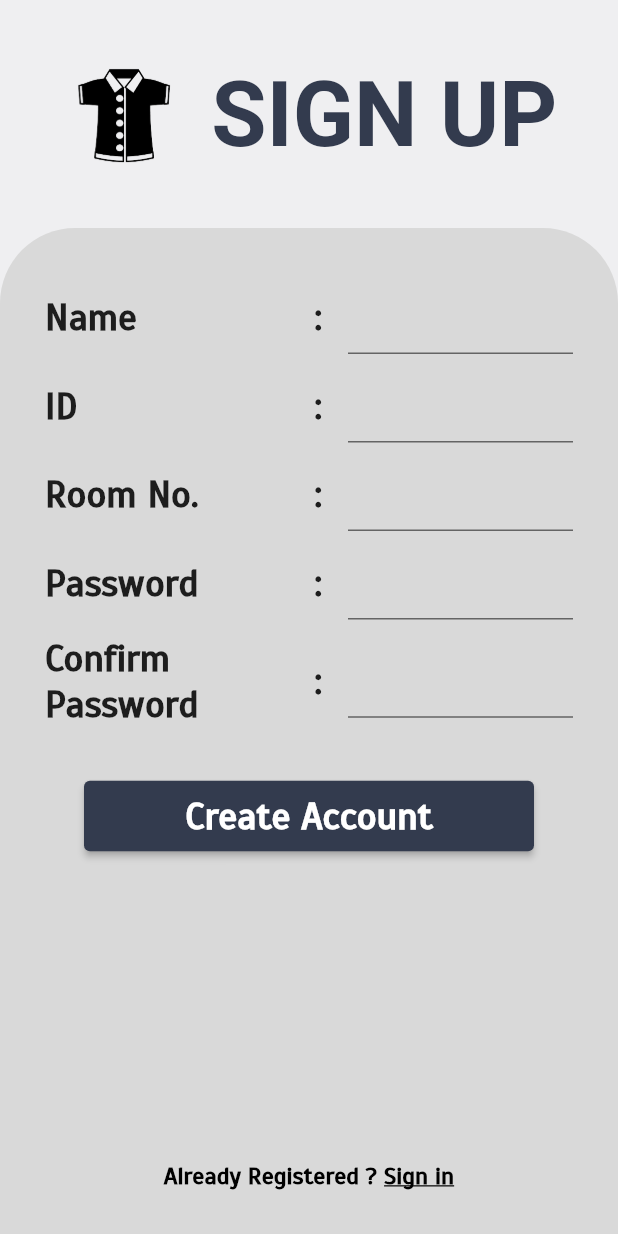
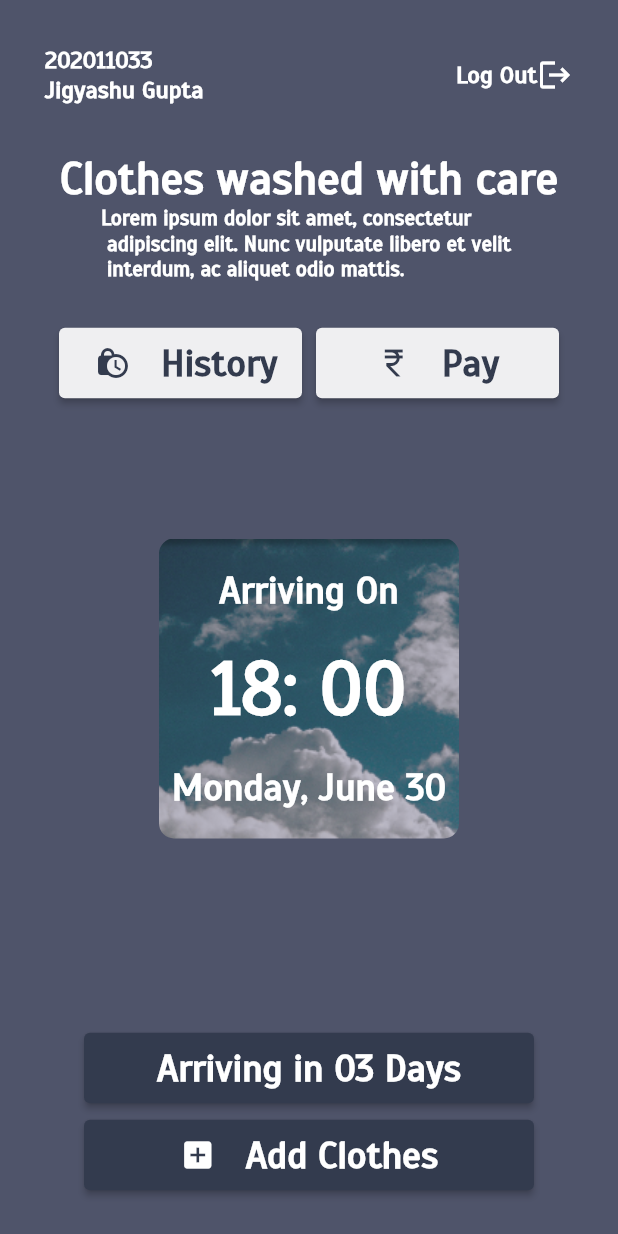
Before and after one commit to SRJ2910/LaundryApp, a Flutter app: the screen it shows after launch, on a phone screen of 412 x 824 dp. Run offline on Flutter 3.47's test engine with Material 2 defaults, Android fonts, the phone set to English and light mode, and no system bars.

Commit message:
Made home page and changed parameters of the button.

```diff
--- a/laundry_app/lib/constants.dart
+++ b/laundry_app/lib/constants.dart
@@ -4,7 +4,9 @@ import 'package:flutter/material.dart';
 //Color Constants
 const kGreyBackgroundColor = Color(0xFFE1E3E7);
 const kLightBackgroundColor = Color(0xFFEFEFF1);
+const kDarkBackGroundColor = Color(0xFF4F546A);
 const kDarkColor = Color(0xFF333B4E);
+const kLightColor = Color(0XFFFFFEFE);
 
 //TextStyle Decorations
 const kTitleTextDecoration = TextStyle(
@@ -22,7 +24,8 @@ const kFieldTextDecoration = TextStyle(
   fontWeight: FontWeight.bold,
 );
 
-//Box Decorations
+
+//Box & Button Decorations
 const kBottomBoxDecoration = BoxDecoration(
   color: Color(0xFFD9D9D9),
   borderRadius: BorderRadius.only(
@@ -31,5 +34,8 @@ const kBottomBoxDecoration = BoxDecoration(
   ),
 );
 
-//Paddings
+
+//Paddings, Margins and Size Constraints
 const kBottomBoxPadding = EdgeInsets.all(30);
+const double kBigButtonWidth  = 300;
+const double kSmallButtonWidth  = 162;
--- a/laundry_app/lib/main.dart
+++ b/laundry_app/lib/main.dart
@@ -1,5 +1,6 @@
 import 'package:flutter/material.dart';
 import 'package:laundry_app/constants.dart';
+import 'package:laundry_app/screens/home_screen.dart';
 import 'package:laundry_app/screens/login_screen.dart';
 import 'package:laundry_app/screens/signup_screen.dart';
 
@@ -13,11 +14,12 @@ class MyApp extends StatelessWidget {
   @override
   Widget build(BuildContext context) {
     return MaterialApp(
-      initialRoute: SignUpScreen.id,
+      initialRoute: HomeScreen.id,
       debugShowCheckedModeBanner: false,
       routes: {
         LoginScreen.id: (context) => LoginScreen(),
         SignUpScreen.id: (context) => SignUpScreen(),
+        HomeScreen.id: (context) => HomeScreen(),
       },
       theme: ThemeData(
         fontFamily: 'Scada',
--- /dev/null
+++ b/laundry_app/lib/screens/home_screen.dart
@@ -0,0 +1,155 @@
+import 'package:flutter/material.dart';
+import 'package:laundry_app/constants.dart';
+import 'package:laundry_app/widget/custom_button.dart';
+
+class HomeScreen extends StatefulWidget {
+  static const String id = 'home_screen';
+  const HomeScreen({Key? key}) : super(key: key);
+
+  @override
+  State<HomeScreen> createState() => _HomeScreenState();
+}
+
+class _HomeScreenState extends State<HomeScreen> {
+  @override
+  Widget build(BuildContext context) {
+    return Scaffold(
+      backgroundColor: kDarkBackGroundColor,
+      //TODO: add gradient background color!
+      body: SafeArea(
+        child: DefaultTextStyle(
+          style: kSmallTextDecoration.copyWith(color: Colors.white),
+          child: Padding(
+            padding: const EdgeInsets.all(30),
+            child: Column(
+              mainAxisAlignment: MainAxisAlignment.center,
+              crossAxisAlignment: CrossAxisAlignment.center,
+              children: [
+                Expanded(
+                  child: Column(
+                    children: [
+                      Row(
+                        mainAxisAlignment: MainAxisAlignment.spaceBetween,
+                        children: [
+                          Text(
+                            '202011033 \nJigyashu Gupta',
+                            textScaleFactor: 0.8,
+                          ),
+                          Row(
+                            children: [
+                              Text(
+                                'Log Out',
+                                textScaleFactor: 0.8,
+                              ),
+                              Icon(
+                                Icons.logout,
+                                color: Colors.white,
+                              ),
+                            ],
+                          ),
+                        ],
+                      ),
+                      Padding(
+                        padding: EdgeInsets.symmetric(vertical: 30),
+                        child: Column(
+                          children: [
+                            Text(
+                              'Clothes washed with care',
+                              textScaleFactor: 1.5,
+                            ),
+                            Text(
+                              'Lorem ipsum dolor sit amet, consectetur \n adipiscing elit. Nunc vulputate libero et velit \n interdum, ac aliquet odio mattis.',
+                              textScaleFactor: 0.7,
+                            ),
+                          ],
+                        ),
+                      ),
+                      Row(
+                        mainAxisAlignment: MainAxisAlignment.spaceEvenly,
+                        children: [
+                          CustomButton(
+                              text: "History",
+                              icon: Icons.lock_clock,
+                              onPressed: () => print('show history'),
+                              textColor: kDarkColor,
+                              bgColor: kLightBackgroundColor,
+                              width: kSmallButtonWidth),
+                          CustomButton(
+                              text: "Pay",
+                              icon: Icons.currency_rupee,
+                              onPressed: () => print('Do payment'),
+                              textColor: kDarkColor,
+                              bgColor: kLightBackgroundColor,
+                              width: kSmallButtonWidth),
+                        ],
+                      ),
+                    ],
+                  ),
+                ),
+
+                Expanded(
+                  child: Column(
+                    children: [
+                      GestureDetector(
+                        child: Container(
+                          decoration: BoxDecoration(
+                            image: DecorationImage(
+                              image: AssetImage('images/ArrivalTimeBG.png'),
+                              fit: BoxFit.cover,
+                            ),
+                            borderRadius: BorderRadius.all(Radius.circular(10)),
+                          ),
+                          height: 200,
+                          width: 200,
+                          child: Column(
+                            mainAxisAlignment: MainAxisAlignment.spaceEvenly,
+                            children: [
+                              Text(
+                                'Arriving On',
+                                style: kFieldTextDecoration.copyWith(
+                                    color: Colors.white),
+                              ),
+                              Text(
+                                '18: 00',
+                                textScaleFactor: 2.5,
+                              ),
+                              Text(
+                                'Monday, June 30',
+                                style: kFieldTextDecoration.copyWith(
+                                    color: Colors.white),
+                              ),
+                            ],
+                          ),
+                        ),
+                      ),
+                    ],
+                  ),
+                ),
+                Column(
+                  mainAxisAlignment: MainAxisAlignment.end,
+                  children: [
+                    CustomButton(
+                        text: "Arriving in 03 Days",
+                        onPressed: () => print('Arriving in n days'),
+                        bgColor: kDarkColor,
+                        textColor: Colors.white,
+                        width: kBigButtonWidth),
+                    SizedBox(height: 10,),
+                    CustomButton(
+                        text: "Add Clothes",
+                        icon: Icons.add_box,
+                        onPressed: () => print('Clothes added'),
+                        bgColor: kDarkColor,
+                        textColor: Colors.white,
+                        width: kBigButtonWidth),
+                  ],
+                ),
+
+              ],
+            ),
+          ),
+        ),
+      ),
+    );
+  }
+}
--- a/laundry_app/lib/screens/login_screen.dart
+++ b/laundry_app/lib/screens/login_screen.dart
@@ -64,8 +64,11 @@ class _LoginScreenState extends State<LoginScreen> {
                           height: 30,
                         ),
                         CustomButton(
+                          width: kBigButtonWidth,
+                          textColor: Colors.white,
+                          bgColor: kDarkColor,
                           text: "LOGIN",
-                          onpressed: () {
+                          onPressed: () {
                             print("login");
                           },
                           icon: Icons.login,
--- a/laundry_app/lib/screens/signup_screen.dart
+++ b/laundry_app/lib/screens/signup_screen.dart
@@ -58,8 +58,11 @@ class _SignUpScreenState extends State<SignUpScreen> {
                   height: 30,
                 ),
                 CustomButton(
+                  width: kBigButtonWidth,
+                  textColor: Colors.white,
+                  bgColor: kDarkColor,
                   text: 'Create Account',
-                  onpressed: () => null,
+                  onPressed: () => null,
                 ),
                 Spacer(),
                 DefaultTextStyle(
--- a/laundry_app/lib/widget/custom_button.dart
+++ b/laundry_app/lib/widget/custom_button.dart
@@ -3,11 +3,19 @@ import 'package:laundry_app/constants.dart';
 
 class CustomButton extends StatefulWidget {
   final String text;
-  final VoidCallback onpressed;
+  final VoidCallback onPressed;
   final IconData? icon;
+  final Color bgColor, textColor;
+  final double width;
 
   CustomButton(
-      {Key? key, required this.text, required this.onpressed, this.icon})
+      {Key? key,
+      required this.text,
+      required this.onPressed,
+      required this.bgColor,
+      required this.textColor,
+      required this.width,
+      this.icon})
       : super(key: key);
 
   @override
@@ -18,11 +26,12 @@ class _CustomButtonState extends State<CustomButton> {
   @override
   Widget build(BuildContext context) {
     return ElevatedButton(
-      onPressed: widget.onpressed,
+      onPressed: widget.onPressed,
       style: ButtonStyle(
-          backgroundColor: MaterialStateProperty.all<Color>(kDarkColor),
-          fixedSize:
-              MaterialStateProperty.all<Size?>(const Size.fromWidth(300))),
+        backgroundColor: MaterialStateProperty.all<Color>(widget.bgColor),
+        fixedSize:
+            MaterialStateProperty.all<Size?>(Size.fromWidth((widget.width))),
+      ),
       child: Padding(
         padding: const EdgeInsets.all(8.0),
         child: Row(
@@ -31,7 +40,7 @@ class _CustomButtonState extends State<CustomButton> {
             widget.icon != null
                 ? Row(
                     children: [
-                      Icon(widget.icon),
+                      Icon(widget.icon, color: widget.textColor,),
                       const SizedBox(
                         width: 20,
                       ),
@@ -39,7 +48,7 @@ class _CustomButtonState extends State<CustomButton> {
                   )
                 : SizedBox(),
             Text(widget.text,
-                style: kFieldTextDecoration.copyWith(color: Colors.white)),
+                style: kFieldTextDecoration.copyWith(color: widget.textColor)),
           ],
         ),
       ),
```
Also changed, not shown: laundry_app/images/ArrivalTimeBG.png (added), laundry_app/images/TShirt.png (deleted), laundry_app/pubspec.lock.
